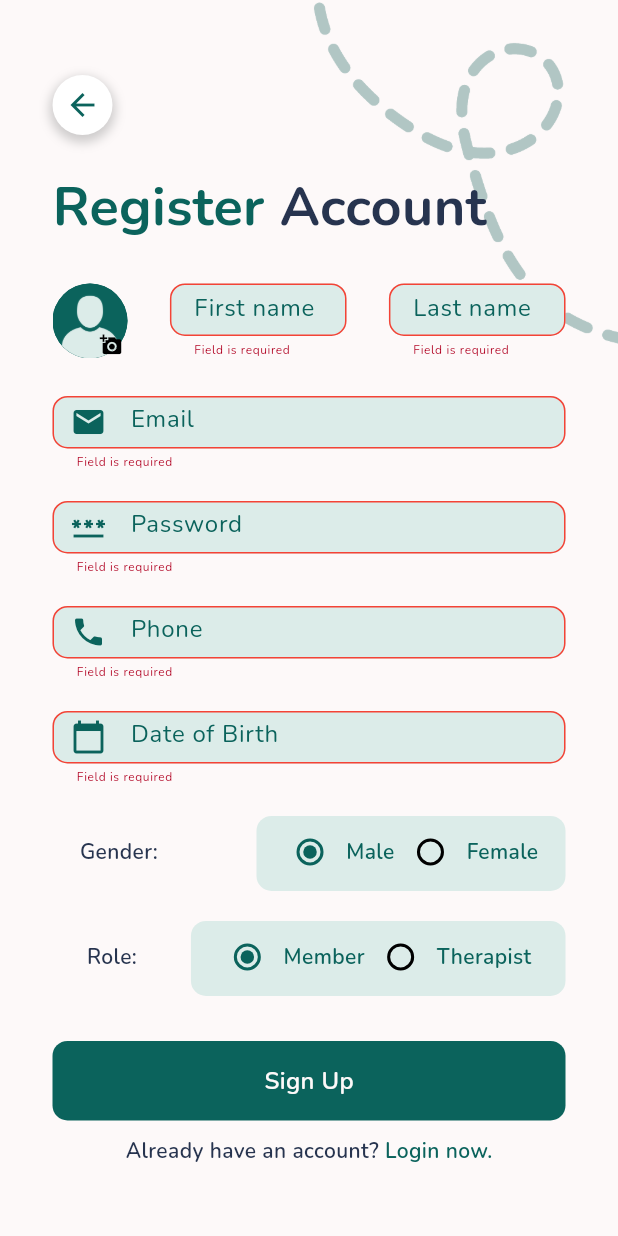
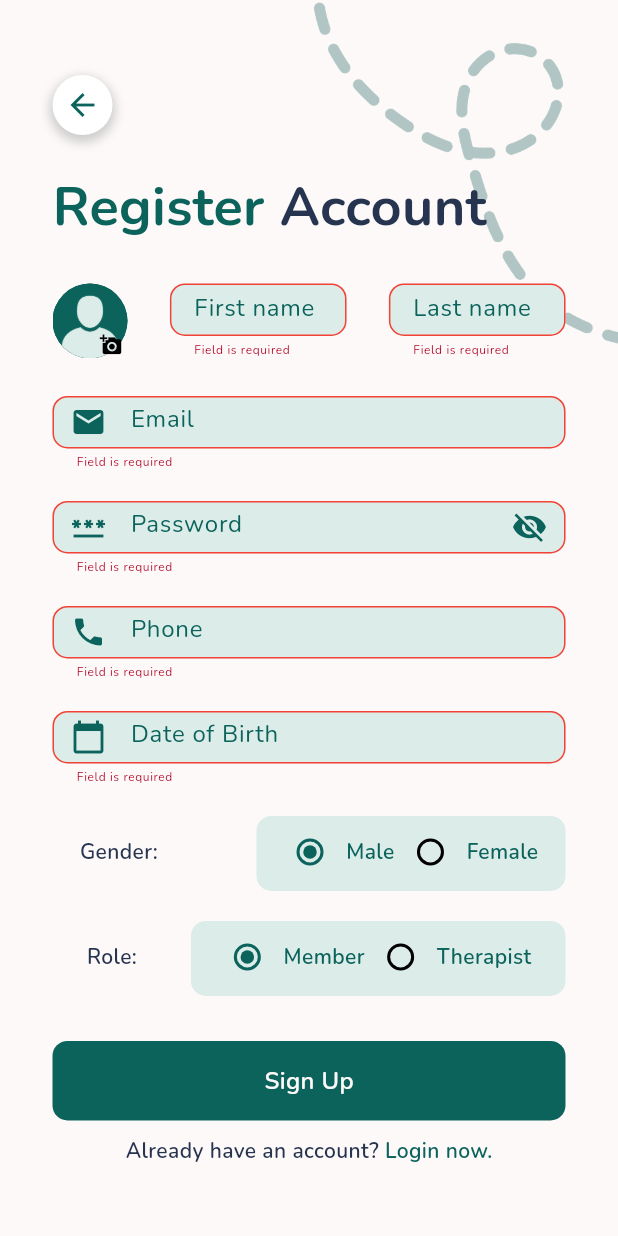
Before and after one commit to Dalton-G/Pocket-Pal, a Flutter app: the RegisterPage screen opened directly with empty values, after a tap on "Sign Up", on a phone screen of 412 x 824 dp. Run offline on Flutter 3.47's test engine with Material 3 defaults, Android fonts, the phone set to English and light mode, and no system bars; our stand-ins replace cloud_firestore, firebase_auth, firebase_core, firebase_storage, google_nav_bar, image_picker and 2 more; missing offline and left inert: zego_uikit_prebuilt_call, zego_uikit_signaling_plugin, zego_zimkit; accounts and stored records are empty.

Commit message:
feat: minor UI and bug fixes
1. image_picker: upload profile should handle null value -> currently it will crash if user decides to cancel upload ✅

2. snack_bar: use showAlertDialog() for registration failure instead of snack bar (deprecated) ✅

3. phone_validation: current phone number does not validate correctly (digit >= 10 and <= 11) ✅

4. password_obscure_text: password should include an obscure text button ✅

5. login_page: change text field to email and password text field (with updated validation and eye-icon) ✅

```diff
--- a/lib/src/auth/forgot_password.dart
+++ b/lib/src/auth/forgot_password.dart
@@ -132,7 +132,7 @@ class _ForgotPasswordPageState extends State<ForgotPasswordPage>
                           controller: _emailController,
                           obscureText: false,
                           mainColor: AppTheme.secondaryGreen,
-                          width: screenWidth * 0.8,
+                          width: screenWidth,
                         ),
                         const SizedBox(height: 45),
                         AuthButton(
--- a/lib/src/auth/register_page.dart
+++ b/lib/src/auth/register_page.dart
@@ -6,6 +6,7 @@ import 'package:flutter/material.dart';
 import 'package:image_picker/image_picker.dart';
 import 'package:pocket_pal/src/providers/user_provider.dart';
 import 'package:pocket_pal/src/utils/pick_image.dart';
+import 'package:pocket_pal/src/widgets/auth/alertDialog.dart';
 import 'package:pocket_pal/src/widgets/auth/authButton.dart';
 import 'package:pocket_pal/src/widgets/auth/avatarAdd.dart';
 import 'package:pocket_pal/src/widgets/auth/dateTextFields.dart';
@@ -39,7 +40,8 @@ class _RegisterPageState extends State<RegisterPage> {
   final _formKey = GlobalKey<FormState>();
 
   void selectImage() async {
-    Uint8List img = await pickImage(ImageSource.gallery);
+    Uint8List? img = await pickImage(ImageSource.gallery);
+    if (img == null) return;
     setState(() {
       _image = img;
     });
@@ -71,11 +73,10 @@ class _RegisterPageState extends State<RegisterPage> {
               _image,
             );
       } catch (error) {
-        ScaffoldMessenger.of(context).showSnackBar(
-          SnackBar(
-            content: Text("Error registering user: $error"),
-            backgroundColor: Colors.red,
-          ),
+        showAuthDialog(
+          context,
+          'Registration Failed',
+          'Error: $error',
         );
       }
     }
--- a/lib/src/widgets/auth/phoneTextFields.dart
+++ b/lib/src/widgets/auth/phoneTextFields.dart
@@ -30,9 +30,9 @@ class PhoneTextFieldState extends State<PhoneTextField> {
         validator: (value) {
           if (value == null || value.isEmpty) {
             return 'Field is required';
-          } else if (!(value.length >= 10) ||
+          } else if (!((value.length == 10) || (value.length == 11)) ||
               !RegExp(r'^[0-9]*$').hasMatch(value)) {
-            return "Invalid phone number format, must include at least 10 digits";
+            return "Invalid phone number format, must be between least 10-11 digits";
           }
           return null;
         },
--- a/lib/src/widgets/auth/pwTextFields.dart
+++ b/lib/src/widgets/auth/pwTextFields.dart
@@ -19,6 +19,8 @@ class PasswordTextField extends StatefulWidget {
 }
 
 class PasswordTextFieldState extends State<PasswordTextField> {
+  bool _obscureText = true;
+
   @override
   Widget build(BuildContext context) {
     return SizedBox(
@@ -26,7 +28,7 @@ class PasswordTextFieldState extends State<PasswordTextField> {
       height: 50,
       child: TextFormField(
         controller: widget.controller,
-        obscureText: true,
+        obscureText: _obscureText,
         validator: (value) {
           if (value == null || value.isEmpty) {
             return 'Field is required';
@@ -35,6 +37,17 @@ class PasswordTextFieldState extends State<PasswordTextField> {
         },
         decoration: InputDecoration(
           prefixIcon: Icon(Icons.password, color: AppTheme.primaryGreen),
+          suffixIcon: IconButton(
+            icon: Icon(
+              _obscureText ? Icons.visibility_off : Icons.visibility,
+              color: AppTheme.primaryGreen,
+            ),
+            onPressed: () {
+              setState(() {
+                _obscureText = !_obscureText;
+              });
+            },
+          ),
           enabledBorder: OutlineInputBorder(
             borderSide: BorderSide(color: AppTheme.secondaryGreen),
             borderRadius: BorderRadius.circular(10),
```
Also changed, not shown: lib/src/auth/login_page.dart (+5 -10 lines).
